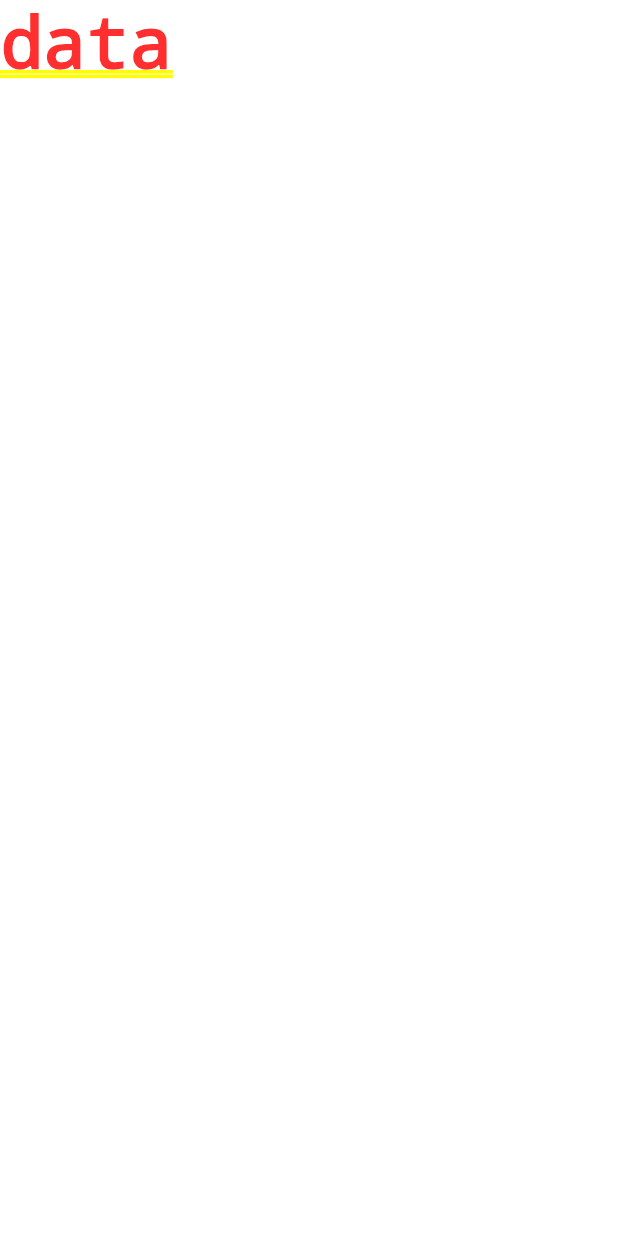
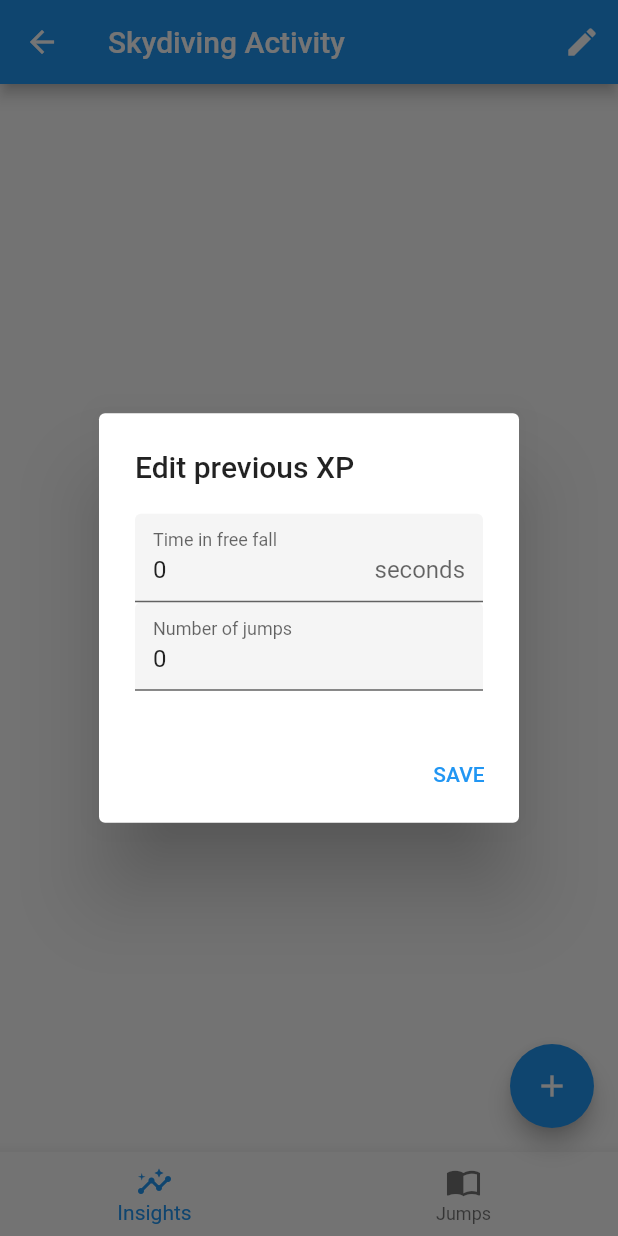
Before and after one commit to precupstefan/flight_log, a Flutter app: the screen it shows after launch, after a tap on "Skydiving", on a phone screen of 412 x 824 dp. Run offline on Flutter 3.47's test engine with Material 2 defaults, Android fonts, the phone set to English and light mode, and no system bars; our stand-ins replace objectbox; generated files the repository leaves out were written again.

Commit message:
Add Skydiving screen layout and logic for insights

```diff
--- /dev/null
+++ b/lib/models/skydiving_entry.dart
@@ -0,0 +1,35 @@
+
+import 'package:objectbox/objectbox.dart';
+
+@Entity()
+class SkydivingEntry{
+
+  int id;
+  int jumpNumber;
+  DateTime date;
+  String place;
+  String country;
+  String aircraft;
+  String equipment;
+  String jumpAltitude;
+  String openingAltitude;
+  int freeFallTime;
+  String purpose;
+  String quality;
+  String observations;
+
+  SkydivingEntry(
+      this.id,
+      this.jumpNumber,
+      this.date,
+      this.place,
+      this.country,
+      this.aircraft,
+      this.equipment,
+      this.jumpAltitude,
+      this.openingAltitude,
+      this.freeFallTime,
+      this.purpose,
+      this.quality,
+      this.observations);
+}
--- /dev/null
+++ b/lib/models/skydiving_info.dart
@@ -0,0 +1,25 @@
+import 'package:flutter/material.dart';
+import 'package:objectbox/objectbox.dart';
+
+@Entity()
+class SkydivingInfo {
+  int id;
+
+  int initialFreeFallSeconds;
+  int initialNumberOfJumps;
+
+  int freeFallSeconds;
+  int numberOfJumps;
+
+  SkydivingInfo(
+      {this.id = 0,
+      this.freeFallSeconds = 0,
+      this.numberOfJumps = 0,
+      required this.initialFreeFallSeconds,
+      required this.initialNumberOfJumps});
+
+  @override
+  String toString() {
+    return 'SkydivingInfo{id: $id, freeFallSeconds: $initialFreeFallSeconds, numberOfJumps: $initialNumberOfJumps}';
+  }
+}
--- a/lib/screens/skydiving.dart
+++ b/lib/screens/skydiving.dart
@@ -1,19 +1,135 @@
+import 'dart:developer';
 
+import 'package:flight_log/main.dart';
+import 'package:flight_log/models/skydiving_entry.dart';
+import 'package:flight_log/models/skydiving_info.dart';
+import 'package:flight_log/widgets/general_activity_display.dart';
+import 'package:flight_log/widgets/skydiving_insights.dart';
 import 'package:flutter/material.dart';
 
-class Skydive extends StatefulWidget{
+import '../objectbox.g.dart';
 
+class Skydive extends StatefulWidget {
   const Skydive({Key? key}) : super(key: key);
 
   @override
-  State<StatefulWidget> createState()=> _SkydiveState();
-
+  State<StatefulWidget> createState() => _SkydiveState();
 }
 
-class _SkydiveState extends State<Skydive>{
+class _SkydiveState extends State<Skydive> {
+  late bool hasSkydivingInfo;
+  SkydivingInfo? skydivingInfo;
+  late Box<SkydivingInfo> skydiveInfoBox;
+  late Box<SkydivingEntry> skydivingEntryBox;
+
+  void _onFloatingButtonTap() {
+    log("Am dat click pe plus");
+  }
+
+  Future<void> _editSkydivingInfoInputDialog() async {
+    skydivingInfo = skydivingInfo ??
+        SkydivingInfo(initialFreeFallSeconds: 0, initialNumberOfJumps: 0);
+
+    final _formKey = GlobalKey<FormState>();
+    onSave() {
+      _formKey.currentState!.save();
+
+      List<SkydivingEntry> skydivingEntries = skydivingEntryBox.getAll();
+
+      var freeFallFromEntries = skydivingEntries.fold(
+          0, (int initialValue, entry) => initialValue + entry.freeFallTime);
+
+      var jumpsFromEntries = skydivingEntries.length;
+
+      skydivingInfo!.freeFallSeconds =
+          skydivingInfo!.initialFreeFallSeconds + freeFallFromEntries;
+
+      skydivingInfo!.numberOfJumps =
+          skydivingInfo!.initialNumberOfJumps + jumpsFromEntries;
+
+      skydiveInfoBox.put(skydivingInfo!);
+      Navigator.pop(context);
+      setState(() {});
+      log(skydivingInfo.toString());
+    }
+
+    return showDialog(
+        context: context,
+        builder: (context) {
+          return AlertDialog(
+            title: Text("Edit previous XP"),
+            content: Form(
+                key: _formKey,
+                child: Wrap(
+                  children: [
+                    TextFormField(
+                      decoration: const InputDecoration(
+                          filled: true,
+                          labelText: "Time in free fall",
+                          suffix: Text("seconds")),
+                      keyboardType: TextInputType.number,
+                      initialValue:
+                          skydivingInfo!.initialFreeFallSeconds.toString(),
+                      onSaved: (value) => skydivingInfo!
+                          .initialFreeFallSeconds = int.parse(value ?? "0"),
+                    ),
+                    TextFormField(
+                      decoration: const InputDecoration(
+                        filled: true,
+                        labelText: "Number of jumps",
+                      ),
+                      keyboardType: TextInputType.number,
+                      initialValue:
+                          skydivingInfo!.initialNumberOfJumps.toString(),
+                      onSaved: (value) => skydivingInfo!.initialNumberOfJumps =
+                          int.parse(value ?? "0"),
+                    )
+                  ],
+                )),
+            actions: [TextButton(onPressed: onSave, child: const Text("SAVE"))],
+          );
+        });
+  }
+
+  @override
+  void initState() {
+    super.initState();
+    skydiveInfoBox = objectStore.box<SkydivingInfo>();
+    skydivingEntryBox = objectStore.box<SkydivingEntry>();
+    hasSkydivingInfo = !skydiveInfoBox.isEmpty();
+
+    if (hasSkydivingInfo) {
+      skydivingInfo = skydiveInfoBox.get(1)!;
+    } else {
+      WidgetsBinding.instance?.addPostFrameCallback((_) async {
+        _editSkydivingInfoInputDialog();
+      });
+    }
+  }
+
   @override
   Widget build(BuildContext context) {
-      return Text("data");
+    return GeneralActivityDisplay(
+      title: "Skydiving Activity",
+      appBarActions: [IconButton(onPressed: _onFloatingButtonTap, icon: const Icon(Icons.edit))],
+      pages: [
+        SkydivingInsights(
+          skydivingInfo: skydivingInfo,
+        ),
+        Text("screen 2")
+      ],
+      hasFloatingButton: true,
+      onFloatingButtonPressed: _onFloatingButtonTap,
+      bottomNavigationBarItems: const [
+        BottomNavigationBarItem(
+          icon: Icon(Icons.insights),
+          label: 'Insights',
+        ),
+        BottomNavigationBarItem(
+          icon: Icon(Icons.import_contacts),
+          label: 'Jumps',
+        ),
+      ],
+    );
   }
-
 }
--- a/lib/widgets/general_activity_display.dart
+++ b/lib/widgets/general_activity_display.dart
@@ -7,12 +7,14 @@ class GeneralActivityDisplay extends StatefulWidget {
       this.bottomNavigationBarItems = const [],
       required this.pages,
       this.hasFloatingButton = false,
-      this.onFloatingButtonPressed})
+      this.onFloatingButtonPressed,
+      this.appBarActions})
       : assert(hasFloatingButton ? onFloatingButtonPressed != null : true),
         super(key: key);
 
   final String title;
   final List<BottomNavigationBarItem> bottomNavigationBarItems;
+  final List<Widget>? appBarActions;
   final List<Widget> pages;
   final bool hasFloatingButton;
   final VoidCallback? onFloatingButtonPressed;
@@ -34,14 +36,14 @@ class _GeneralActivityDisplay extends State<GeneralActivityDisplay> {
         duration: const Duration(milliseconds: 200), curve: Curves.ease);
   }
 
-  void _onPageChanged(int index){
+  void _onPageChanged(int index) {
     setState(() => _selectedIndex = index);
   }
 
   @override
   Widget build(BuildContext context) {
     return Scaffold(
-      appBar: AppBar(title: Text(widget.title)),
+      appBar: AppBar(title: Text(widget.title), actions: widget.appBarActions),
       body: PageView(
         controller: controller,
         children: widget.pages,
--- /dev/null
+++ b/lib/widgets/skydiving_insights.dart
@@ -0,0 +1,25 @@
+import 'package:flight_log/models/skydiving_info.dart';
+import 'package:flutter/cupertino.dart';
+
+class SkydivingInsights extends StatelessWidget {
+  const SkydivingInsights({Key? key, this.skydivingInfo}) : super(key: key);
+
+  final SkydivingInfo? skydivingInfo;
+
+  @override
+  Widget build(BuildContext context) {
+    return (skydivingInfo == null)
+        ? const Center(child: Text("No skydiving info provided"))
+        : Center(
+            child: Column(
+              mainAxisAlignment: MainAxisAlignment.center,
+              children: [
+                const Text("Total number of jumps:"),
+                Text(skydivingInfo!.numberOfJumps.toString()),
+                const Text("Total number of free fall seconds:"),
+                Text(skydivingInfo!.freeFallSeconds.toString())
+              ],
+            ),
+          );
+  }
+}
```
Also changed, not shown: lib/objectbox-model.json (added, +126 -0 lines), lib/objectbox.g.dart (added).
